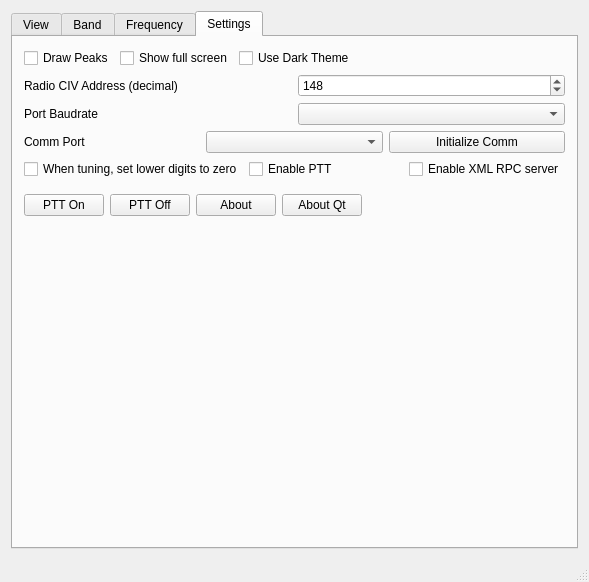
First picture: the form in wfmain.ui, repository adecarolis/wfweb, before the edit.
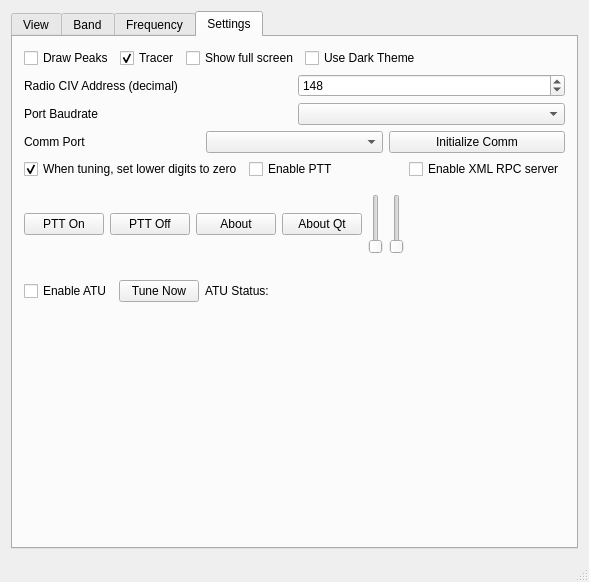
Second picture: the form after the edit. The open tabs and pages were chosen to show the change. Custom widgets are drawn as their Qt base class.

Commit message: Added AF and RF (RX) gain and ATU basics

Diff of the .ui file:
```diff
--- a/wfmain.ui
+++ b/wfmain.ui
@@ -1004,6 +1004,16 @@
             </property>
            </widget>
           </item>
+          <item>
+           <widget class="QCheckBox" name="drawTracerChk">
+            <property name="text">
+             <string>Tracer</string>
+            </property>
+            <property name="checked">
+             <bool>true</bool>
+            </property>
+           </widget>
+          </item>
           <item>
            <widget class="QCheckBox" name="fullScreenChk">
             <property name="text">
@@ -1099,6 +1109,9 @@
             <property name="text">
              <string>When tuning, set lower digits to zero</string>
             </property>
+            <property name="checked">
+             <bool>true</bool>
+            </property>
            </widget>
           </item>
           <item>
@@ -1150,6 +1163,47 @@
             </property>
            </widget>
           </item>
+          <item>
+           <widget class="QSlider" name="txPowerSlider">
+            <property name="minimumSize">
+             <size>
+              <width>0</width>
+              <height>30</height>
+             </size>
+            </property>
+            <property name="maximumSize">
+             <size>
+              <width>60</width>
+              <height>60</height>
+             </size>
+            </property>
+            <property name="toolTip">
+             <string>TX Power</string>
+            </property>
+            <property name="maximum">
+             <number>255</number>
+            </property>
+            <property name="orientation">
+             <enum>Qt::Vertical</enum>
+            </property>
+           </widget>
+          </item>
+          <item>
+           <widget class="QSlider" name="micGainSlider">
+            <property name="maximumSize">
+             <size>
+              <width>16777215</width>
+              <height>60</height>
+             </size>
+            </property>
+            <property name="toolTip">
+             <string>Mic Gain</string>
+            </property>
+            <property name="orientation">
+             <enum>Qt::Vertical</enum>
+            </property>
+           </widget>
+          </item>
           <item>
            <spacer name="horizontalSpacer_5">
             <property name="orientation">
@@ -1165,6 +1219,54 @@
           </item>
          </layout>
         </item>
+        <item>
+         <layout class="QHBoxLayout" name="horizontalLayout_16">
+          <property name="topMargin">
+           <number>20</number>
+          </property>
+          <item>
+           <widget class="QCheckBox" name="tuneEnableChk">
+            <property name="text">
+             <string>Enable ATU</string>
+            </property>
+           </widget>
+          </item>
+          <item>
+           <widget class="QPushButton" name="tuneNowBtn">
+            <property name="text">
+             <string>Tune Now</string>
+            </property>
+           </widget>
+          </item>
+          <item>
+           <widget class="QLabel" name="label_9">
+            <property name="text">
+             <string>ATU Status:</string>
+            </property>
+           </widget>
+          </item>
+          <item>
+           <widget class="QLabel" name="tuneStatusLabel">
+            <property name="text">
+             <string>                    </string>
+            </property>
+           </widget>
+          </item>
+          <item>
+           <spacer name="tuneSpacer">
+            <property name="orientation">
+             <enum>Qt::Horizontal</enum>
+            </property>
+            <property name="sizeHint" stdset="0">
+             <size>
+              <width>40</width>
+              <height>20</height>
+             </size>
+            </property>
+           </spacer>
+          </item>
+         </layout>
+        </item>
         <item>
          <spacer name="verticalSpacer">
           <property name="orientation">
```
Left out of the diff: 42 changed lines with no effect on the pictures. The commit also changes 6 other files.
